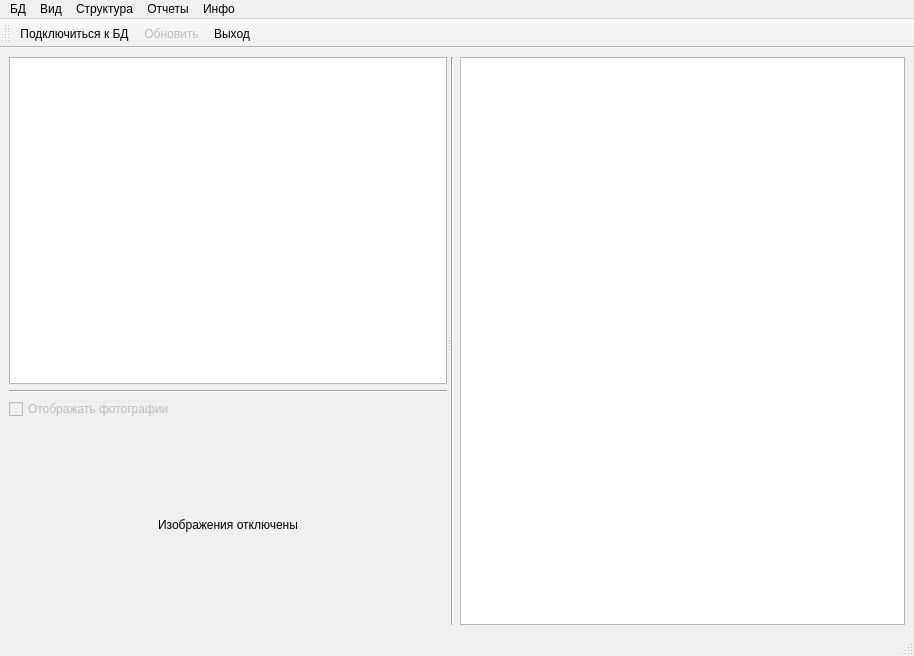
Before: the Qt Designer form mainwindow.ui in VladimirChotiy/XeomaDetectors, drawn with Qt 5.
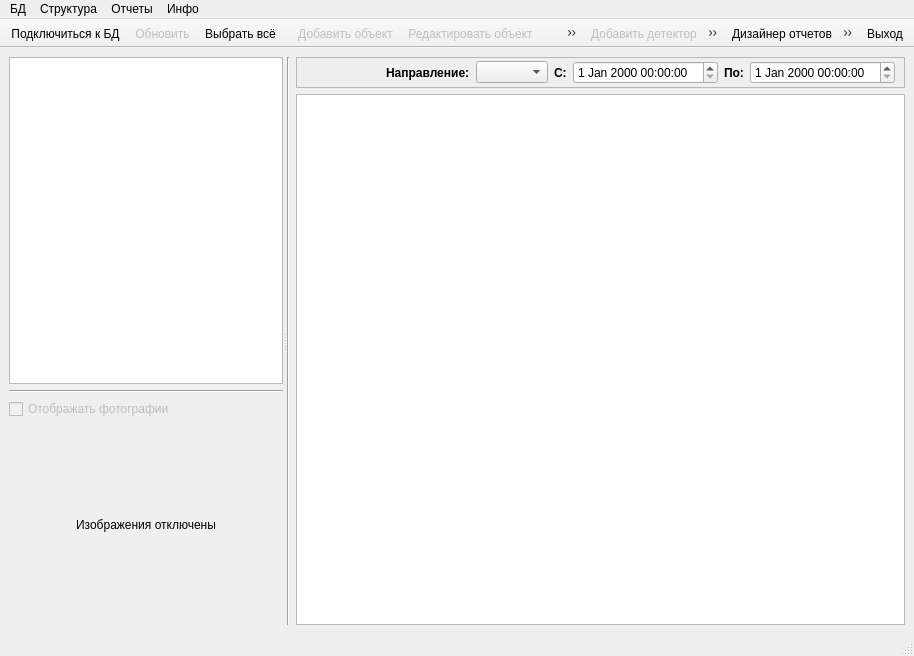
After: the same form once the commit is applied. Icons and pictures are not drawn. Custom widgets are drawn as their Qt base class.

Commit message:
Add DateTime and Direction filter
Application

Patch:
```diff
--- a/mainwindow.ui
+++ b/mainwindow.ui
@@ -137,7 +137,7 @@
        </layout>
       </widget>
       <widget class="QWidget" name="layoutWidget">
-       <layout class="QHBoxLayout" name="hl_TableLayout">
+       <layout class="QHBoxLayout" name="hl_RightLayout">
         <item>
          <widget class="Line" name="l_vertical">
           <property name="orientation">
@@ -146,31 +146,152 @@
          </widget>
         </item>
         <item>
-         <widget class="QTableView" name="tbl_ProtocolTable">
-          <property name="font">
-           <font>
-            <family>MS Shell Dlg 2</family>
-            <pointsize>9</pointsize>
-            <weight>50</weight>
-            <bold>false</bold>
-           </font>
-          </property>
-          <property name="styleSheet">
-           <string notr="true"/>
-          </property>
-          <property name="editTriggers">
-           <set>QAbstractItemView::NoEditTriggers</set>
-          </property>
-          <property name="selectionBehavior">
-           <enum>QAbstractItemView::SelectRows</enum>
-          </property>
-          <attribute name="horizontalHeaderStretchLastSection">
-           <bool>true</bool>
-          </attribute>
-          <attribute name="verticalHeaderVisible">
-           <bool>false</bool>
-          </attribute>
-         </widget>
+         <layout class="QVBoxLayout" name="hl_TableLayout">
+          <item>
+           <widget class="QFrame" name="filterFrame">
+            <property name="frameShape">
+             <enum>QFrame::StyledPanel</enum>
+            </property>
+            <property name="frameShadow">
+             <enum>QFrame::Raised</enum>
+            </property>
+            <layout class="QHBoxLayout" name="horizontalLayout">
+             <property name="topMargin">
+              <number>3</number>
+             </property>
+             <property name="bottomMargin">
+              <number>3</number>
+             </property>
+             <item>
+              <spacer name="horizontalSpacer">
+               <property name="orientation">
+                <enum>Qt::Horizontal</enum>
+               </property>
+               <property name="sizeHint" stdset="0">
+                <size>
+                 <width>40</width>
+                 <height>20</height>
+                </size>
+               </property>
+              </spacer>
+             </item>
+             <item>
+              <widget class="QLabel" name="lb_Direction">
+               <property name="sizePolicy">
+                <sizepolicy hsizetype="Fixed" vsizetype="Minimum">
+                 <horstretch>0</horstretch>
+                 <verstretch>0</verstretch>
+                </sizepolicy>
+               </property>
+               <property name="font">
+                <font>
+                 <pointsize>9</pointsize>
+                 <weight>75</weight>
+                 <bold>true</bold>
+                </font>
+               </property>
+               <property name="text">
+                <string>Направление:</string>
+               </property>
+              </widget>
+             </item>
+             <item>
+              <widget class="QComboBox" name="cb_Direction"/>
+             </item>
+             <item>
+              <widget class="QLabel" name="lb_Begin">
+               <property name="sizePolicy">
+                <sizepolicy hsizetype="Fixed" vsizetype="Minimum">
+                 <horstretch>0</horstretch>
+                 <verstretch>0</verstretch>
+                </sizepolicy>
+               </property>
+               <property name="font">
+                <font>
+                 <pointsize>9</pointsize>
+                 <weight>75</weight>
+                 <bold>true</bold>
+                </font>
+               </property>
+               <property name="text">
+                <string>С:</string>
+               </property>
+              </widget>
+             </item>
+             <item>
+              <widget class="QDateTimeEdit" name="dt_Begin">
+               <property name="buttonSymbols">
+                <enum>QAbstractSpinBox::UpDownArrows</enum>
+               </property>
+               <property name="accelerated">
+                <bool>false</bool>
+               </property>
+               <property name="correctionMode">
+                <enum>QAbstractSpinBox::CorrectToNearestValue</enum>
+               </property>
+               <property name="showGroupSeparator" stdset="0">
+                <bool>false</bool>
+               </property>
+              </widget>
+             </item>
+             <item>
+              <widget class="QLabel" name="lb_End">
+               <property name="sizePolicy">
+                <sizepolicy hsizetype="Fixed" vsizetype="Minimum">
+                 <horstretch>0</horstretch>
+                 <verstretch>0</verstretch>
+                </sizepolicy>
+               </property>
+               <property name="font">
+                <font>
+                 <pointsize>9</pointsize>
+                 <weight>75</weight>
+                 <bold>true</bold>
+                </font>
+               </property>
+               <property name="text">
+                <string>По:</string>
+               </property>
+              </widget>
+             </item>
+             <item>
+              <widget class="QDateTimeEdit" name="dt_End">
+               <property name="buttonSymbols">
+                <enum>QAbstractSpinBox::UpDownArrows</enum>
+               </property>
+              </widget>
+             </item>
+            </layout>
+           </widget>
+          </item>
+          <item>
+           <widget class="QTableView" name="tbl_ProtocolTable">
+            <property name="font">
+             <font>
+              <family>MS Shell Dlg 2</family>
+              <pointsize>9</pointsize>
+              <weight>50</weight>
+              <bold>false</bold>
+             </font>
+            </property>
+            <property name="styleSheet">
+             <string notr="true"/>
+            </property>
+            <property name="editTriggers">
+             <set>QAbstractItemView::NoEditTriggers</set>
+            </property>
+            <property name="selectionBehavior">
+             <enum>QAbstractItemView::SelectRows</enum>
+            </property>
+            <attribute name="horizontalHeaderStretchLastSection">
+             <bool>true</bool>
+            </attribute>
+            <attribute name="verticalHeaderVisible">
+             <bool>false</bool>
+            </attribute>
+           </widget>
+          </item>
+         </layout>
         </item>
        </layout>
       </widget>
@@ -205,11 +326,6 @@
     <addaction name="separator"/>
     <addaction name="actionClose"/>
    </widget>
-   <widget class="QMenu" name="menu_View">
-    <property name="title">
-     <string>Вид</string>
-    </property>
-   </widget>
    <widget class="QMenu" name="menu_Struct">
     <property name="title">
      <string>Структура</string>
@@ -251,7 +367,6 @@
     <addaction name="actionAbout_QT"/>
    </widget>
    <addaction name="menu_DB"/>
-   <addaction name="menu_View"/>
    <addaction name="menu_Struct"/>
    <addaction name="menu_Raport"/>
    <addaction name="menu_Info"/>
@@ -261,6 +376,9 @@
    <property name="windowTitle">
     <string>Основная панель инструментов</string>
    </property>
+   <property name="movable">
+    <bool>false</bool>
+   </property>
    <property name="allowedAreas">
     <set>Qt::TopToolBarArea</set>
    </property>
@@ -278,6 +396,74 @@
    </attribute>
    <addaction name="actionConnectToDatabase"/>
    <addaction name="actionRefresh"/>
+   <addaction name="actionSelectAll"/>
+  </widget>
+  <widget class="QToolBar" name="tb_Object">
+   <property name="windowTitle">
+    <string>Объекты</string>
+   </property>
+   <property name="movable">
+    <bool>false</bool>
+   </property>
+   <attribute name="toolBarArea">
+    <enum>TopToolBarArea</enum>
+   </attribute>
+   <attribute name="toolBarBreak">
+    <bool>false</bool>
+   </attribute>
+   <addaction name="actionAddObject"/>
+   <addaction name="actionEditObject"/>
+   <addaction name="actionDeleteObject"/>
+  </widget>
+  <widget class="QToolBar" name="tb_Detector">
+   <property name="windowTitle">
+    <string>Детекторы</string>
+   </property>
+   <property name="movable">
+    <bool>false</bool>
+   </property>
+   <attribute name="toolBarArea">
+    <enum>TopToolBarArea</enum>
+   </attribute>
+   <attribute name="toolBarBreak">
+    <bool>false</bool>
+   </attribute>
+   <addaction name="actionAddDetector"/>
+   <addaction name="actionEditDetector"/>
+   <addaction name="actionDeleteDetector"/>
+  </widget>
+  <widget class="QToolBar" name="tb_Report">
+   <property name="windowTitle">
+    <string>Отчеты</string>
+   </property>
+   <property name="movable">
+    <bool>false</bool>
+   </property>
+   <attribute name="toolBarArea">
+    <enum>TopToolBarArea</enum>
+   </attribute>
+   <attribute name="toolBarBreak">
+    <bool>false</bool>
+   </attribute>
+   <addaction name="actionRaportDesigner"/>
+   <addaction name="actionConvertToExcel"/>
+   <addaction name="separator"/>
+   <addaction name="actionRaportStructure"/>
+   <addaction name="actionRaportProtocol"/>
+  </widget>
+  <widget class="QToolBar" name="tb_Exit">
+   <property name="windowTitle">
+    <string>Завершение работы</string>
+   </property>
+   <property name="movable">
+    <bool>false</bool>
+   </property>
+   <attribute name="toolBarArea">
+    <enum>TopToolBarArea</enum>
+   </attribute>
+   <attribute name="toolBarBreak">
+    <bool>false</bool>
+   </attribute>
    <addaction name="actionClose"/>
   </widget>
   <action name="actionAboutProgramm">
@@ -510,6 +696,18 @@
     <string>Сохранить изображение</string>
    </property>
   </action>
+  <action name="actionSelectAll">
+   <property name="icon">
+    <iconset resource="res.qrc">
+     <normaloff>:/Icons/icons/select_all.ico</normaloff>:/Icons/icons/select_all.ico</iconset>
+   </property>
+   <property name="text">
+    <string>Выбрать всё</string>
+   </property>
+   <property name="toolTip">
+    <string>Выбрать все объекты и детекторы</string>
+   </property>
+  </action>
  </widget>
  <customwidgets>
   <customwidget>
```
The commit also changes 8 other files.
